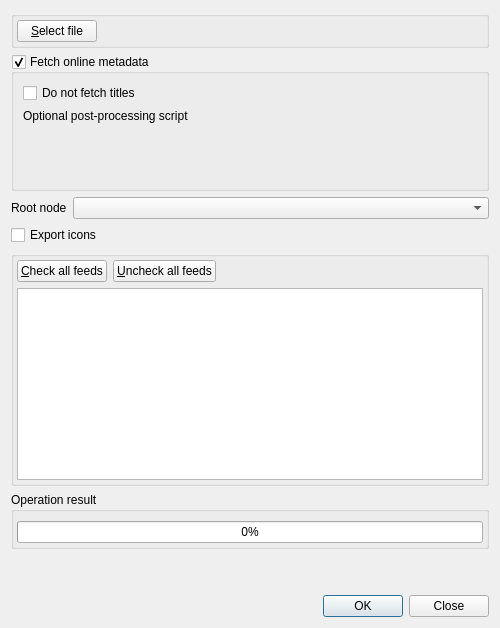
Qt form src/librssguard/services/standard/gui/formstandardimportexport.ui (martinrotter/rssguard) before a commit.
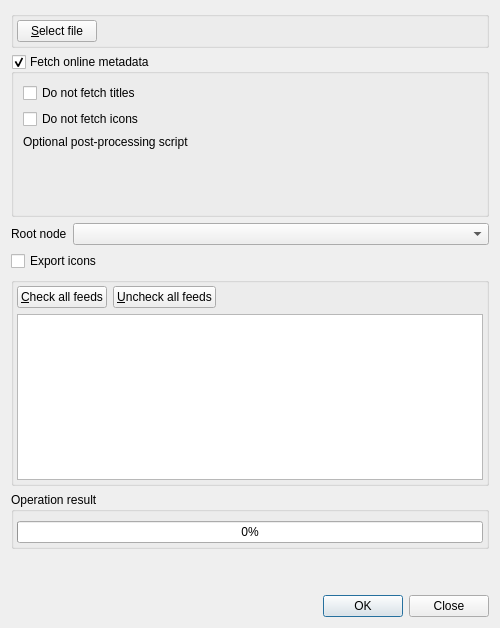
The same form after that commit. Custom widgets are drawn as their Qt base class.

Patch:
```diff
--- a/src/librssguard/services/standard/gui/formstandardimportexport.ui
+++ b/src/librssguard/services/standard/gui/formstandardimportexport.ui
@@ -65,6 +65,13 @@
         </property>
        </widget>
       </item>
+      <item>
+       <widget class="QCheckBox" name="m_cbDoNotFetchIcons">
+        <property name="text">
+         <string>Do not fetch icons</string>
+        </property>
+       </widget>
+      </item>
       <item>
        <widget class="QLabel" name="label_4">
         <property name="text">
```
Left out of the diff: 1 changed line with no effect on the pictures.
